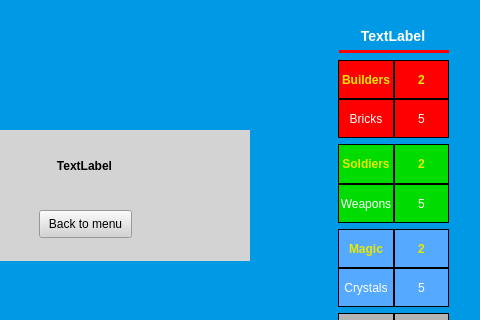
Above: views/game_view.ui from Pawelosus/Castle-Wars before the change; both pictures show x 320 to 800 and y 0 to 320 of the 800 by 600 pixel window. Below: the same form after it.
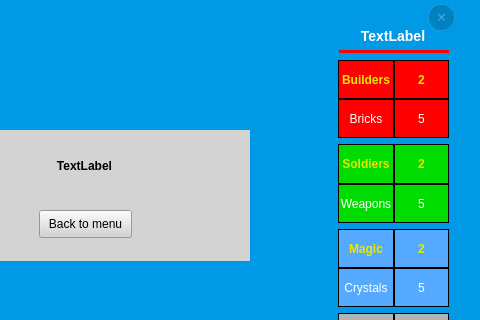
That is the form after the change. Icons and pictures are not drawn.

Commit message:
Add Leave Game button with early-exit log cleanup (#11)
- Add 'Leave Game' button (top-center, game_view.ui) visible during gameplay
- Connect button to back_to_main_menu_callback in GameView
- back_to_main_menu() now closes and deletes any partial log file on early exit
  (completed-game logs are already closed by card_picked, so they are unaffected)

What changed in the file:
```diff
--- a/views/game_view.ui
+++ b/views/game_view.ui
@@ -810,6 +810,25 @@
     </widget>
    </widget>
   </widget>
+  <widget class="QPushButton" name="leave_game_button">
+   <property name="geometry">
+    <rect>
+     <x>748</x>
+     <y>4</y>
+     <width>27</width>
+     <height>27</height>
+    </rect>
+   </property>
+   <property name="styleSheet">
+    <string notr="true">QPushButton { background-color: rgba(0,0,0,40); color: rgba(255,255,255,70); border: 1px solid rgba(255,255,255,25); border-radius: 13px; font-size: 13px; font-weight: bold; } QPushButton:hover { background-color: rgba(200,40,40,210); color: white; border: 1px solid rgba(255,255,255,90); }</string>
+   </property>
+   <property name="text">
+    <string>✕</string>
+   </property>
+   <property name="toolTip">
+    <string>Leave Game</string>
+   </property>
+  </widget>
   <zorder>sky_texture</zorder>
   <zorder>grass_texture</zorder>
   <zorder>verticalLayoutWidget</zorder>
@@ -817,6 +836,7 @@
   <zorder>verticalLayoutWidget_2</zorder>
   <zorder>p1_name</zorder>
   <zorder>p2_name</zorder>
+  <zorder>leave_game_button</zorder>
  </widget>
  <resources>
   <include location="../resources/resources.qrc"/>
```
The commit also changes 3 other files.
